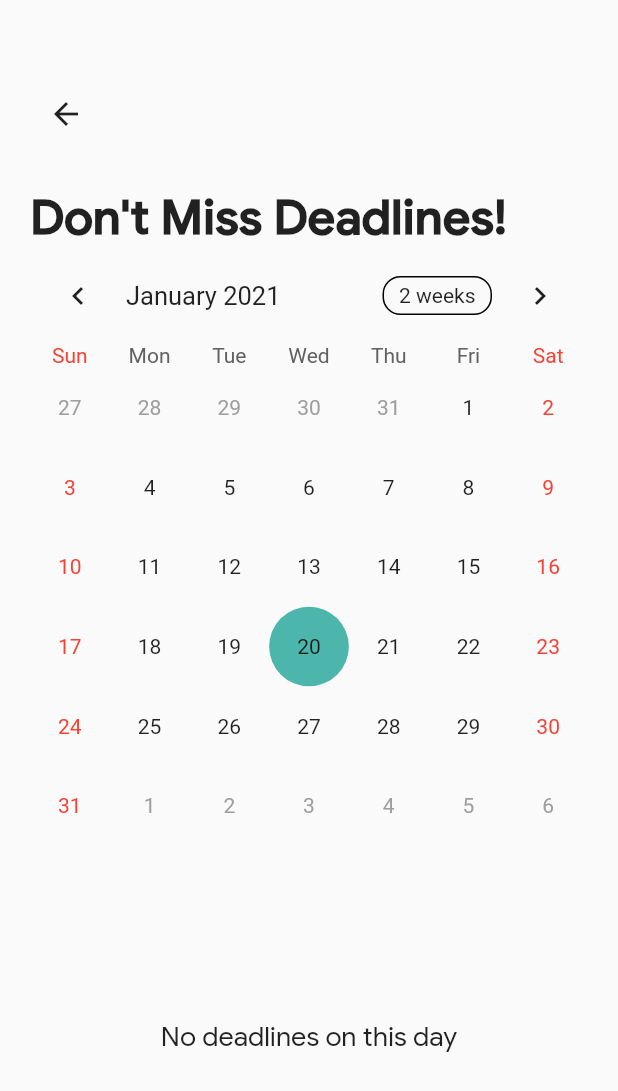
After one commit to Spiral-Forge/Mentorship, a Flutter app: the DateView screen opened directly, on a phone screen of 412 x 824 dp. The commit adds this screen. Shown: the top 1091 px of the screen. Run offline on Flutter 3.47's test engine with Material 2 defaults, Android fonts, the phone set to English and light mode, and no system bars; drawn by our look-alikes of table_calendar; our stand-ins replace cloud_firestore, firebase_auth, firebase_messaging, firebase_storage, flutter_linkify, flutter_spinkit and 6 more; missing offline and left inert: flutter_mailer, multiselect_formfield; accounts and stored records are empty.

Commit message:
dots missing

```diff
--- a/lib/screens/ResourceCenter/resourcesCategoryList.dart
+++ b/lib/screens/ResourceCenter/resourcesCategoryList.dart
@@ -272,7 +272,11 @@ class _ResourceCategoryListState extends State<ResourceCategoryList> {
                                                 color:
                                                     AppColors.COLOR_TEAL_LIGHT,
                                               )),
-                                          child: Text("Submit",style: TextStyle(color:Colors.white),),
+                                          child: Text(
+                                            "Submit",
+                                            style:
+                                                TextStyle(color: Colors.white),
+                                          ),
                                           onPressed: () async {
                                             var result = await DataBaseService()
                                                 .addResource(
--- /dev/null
+++ b/lib/screens/sidebarScreens/date_view.dart
@@ -0,0 +1,276 @@
+import 'package:dbapp/constants/colors.dart';
+import 'package:dbapp/screens/ResourceCenter/resource.dart';
+import 'package:dbapp/services/database.dart';
+import 'package:flutter/material.dart';
+import 'package:table_calendar/table_calendar.dart';
+import 'package:dbapp/services/storage.dart';
+
+class DateView extends StatefulWidget {
+  @override
+  _DateViewState createState() => _DateViewState();
+}
+
+class _DateViewState extends State<DateView> {
+  String post = '';
+
+  CalendarController _controller;
+  Map<DateTime, List<dynamic>> _events;
+  List<dynamic> _selectedEvents;
+  TextEditingController _eventController;
+  TextEditingController _linkController;
+
+  @override
+  void initState() {
+    super.initState();
+    _controller = CalendarController();
+    _eventController = new TextEditingController();
+    _linkController = new TextEditingController();
+    _selectedEvents = [];
+    setState(() {});
+    getDeadlines();
+    getPost();
+  }
+
+  Map<DateTime, List<dynamic>> decodeMap(Map<String, List<dynamic>> map) {
+    print("HELLO?");
+    print(map);
+    Map<DateTime, List<dynamic>> newMap = {};
+    map.forEach((key, value) {
+      newMap[DateTime.parse(key)] = map[key];
+    });
+    print("IM HERE");
+    print(newMap);
+    return newMap;
+  }
+
+  void getDeadlines() async {
+    var tempMap = await DataBaseService().mapDeadlines();
+    _events = decodeMap(tempMap);
+  }
+
+  void getPost() async {
+    StorageServices.getUserPost().then((val) {
+      setState(() {
+        post = val;
+      });
+    });
+  }
+
+  Map<String, dynamic> encodeMap(Map<DateTime, dynamic> events) {
+    Map<String, dynamic> newMap = {};
+    events.forEach((key, value) {
+      newMap[key.toString()] = events[key];
+    });
+    return newMap;
+  }
+
+  Widget deadlineList() {
+    return _selectedEvents.length == 0
+        ? Align(
+            alignment: Alignment.center,
+            child: Container(
+              padding: EdgeInsets.only(top: 20.0),
+              child: Text(
+                "No deadlines on this day",
+                style: TextStyle(fontFamily: 'GoogleSans', fontSize: 18),
+              ),
+            ),
+          )
+        : Expanded(
+            child: SizedBox(
+              height: 20.0,
+              child: new ListView.builder(
+                scrollDirection: Axis.vertical,
+                itemCount: _selectedEvents.length,
+                itemBuilder: (context, index) {
+                  return ResourceTile(_selectedEvents[index].data["Title"],
+                      _selectedEvents[index].data["Link"]);
+                },
+              ),
+            ),
+          );
+  }
+
+  @override
+  Widget build(BuildContext context) {
+    _showDialogue() {
+      showDialog(
+          context: context,
+          builder: (context) => AlertDialog(
+                  content: Column(children: [
+                    TextField(
+                      controller: _eventController,
+                      decoration: InputDecoration(
+                        icon: Icon(Icons.title),
+                        labelText: 'Title',
+                      ),
+                    ),
+                    TextField(
+                      controller: _linkController,
+                      decoration: InputDecoration(
+                        icon: Icon(Icons.link),
+                        labelText: 'Link',
+                      ),
+                    ),
+                  ]),
+                  actions: <Widget>[
+                    Padding(
+                      padding: const EdgeInsets.all(8.0),
+                      child: RaisedButton(
+                          color: AppColors.COLOR_TEAL_LIGHT,
+                          shape: RoundedRectangleBorder(
+                              borderRadius: BorderRadius.circular(10.0),
+                              side: BorderSide(
+                                color: AppColors.COLOR_TEAL_LIGHT,
+                              )),
+                          child: Text(
+                            "Submit",
+                            style: TextStyle(color: Colors.white),
+                          ),
+                          onPressed: () async {
+                            print(_controller.selectedDay);
+                            DataBaseService().addDeadline(
+                                _controller.selectedDay,
+                                _eventController.text,
+                                _linkController.text);
+                            _eventController.text = '';
+                            _linkController.text = '';
+                            Navigator.of(context).pop();
+                          }),
+                    ),
+                    FlatButton(
+                        onPressed: () {
+                          // if (_eventController.text.isEmpty) return;
+                          // setState(() {
+                          //   if (_events[_controller.selectedDay] != null) {
+                          //     _events[_controller.selectedDay]
+                          //         .add({_eventController.text, link});
+                          //   } else {
+                          //     _events[_controller.selectedDay] = [
+                          //       _eventController.text
+                          //     ];
+                          //   }
+                          //   _eventController.clear();
+                          Navigator.pop(context);
+                          // })
+                        },
+                        child: Text("Cancel"))
+                  ]));
+    }
+
+    return Scaffold(
+      body: Column(children: [
+        Expanded(
+            child: Padding(
+                padding: EdgeInsets.fromLTRB(20, 20, 20, 0),
+                child: new Column(
+                    crossAxisAlignment: CrossAxisAlignment.start,
+                    children: <Widget>[
+                      SizedBox(height: 32),
+                      IconButton(
+                        icon: Icon(Icons.arrow_back),
+                        onPressed: () {
+                          Navigator.of(context).pop();
+                        },
+                      ),
+
+                      SizedBox(height: 25),
+                      Text("Don't Miss Deadlines!",
+                          style: TextStyle(
+                              fontFamily: 'GoogleSans',
+                              fontWeight: FontWeight.bold,
+                              fontSize: 32)),
+                      Center(
+                          child: TableCalendar(
+                              events: _events,
+                              headerStyle: HeaderStyle(),
+                              onDaySelected: (date, events, hols) {
+                                print(date);
+                                setState(() {
+                                  DataBaseService()
+                                      .getTodaysDeadlines(
+                                          date.toIso8601String())
+                                      .then((value) {
+                                    setState(() {
+                                      _selectedEvents = value.documents;
+                                    });
+                                  });
+                                  print("EVENTS:");
+                                  print(_selectedEvents);
+                                });
+                              },
+                              // onDayLongPressed: (day, events, holidays) {
+                              //   print(day.toIso8601String());
+                              // },
+                              calendarStyle: CalendarStyle(
+                                  todayColor: AppColors.COLOR_TEAL_DARK),
+                              builders: CalendarBuilders(
+                                  selectedDayBuilder: (context, date, events) =>
+                                      Container(
+                                          alignment: Alignment.center,
+                                          decoration: BoxDecoration(
+                                              color: AppColors.COLOR_TEAL_LIGHT,
+                                              shape: BoxShape.circle),
+                                          child: Text(date.day.toString()))),
+                              calendarController: _controller)),
+
+                      Expanded(
+                          child: SizedBox(height: 100.0, child: deadlineList()
+                              // ListView.builder(
+                              //     itemCount: _selectedEvents.length,
+                              //     itemBuilder: (context, index) {
+                              //       return ListTile(
+                              //           title: Text(
+                              //         _selectedEvents[index],
+                              //         style: TextStyle(color: Colors.black),
+                              //       ));
+                              //     })
+                              )),
+                      SizedBox(height: 25),
+                      // Expanded(
+                      //     child: SizedBox(
+                      //         height: 120.0,
+                      //         child: ListView(
+                      //             padding: const EdgeInsets.fromLTRB(
+                      //                 32, 0, 32, 0),
+                      //             children: <Widget>[
+                      //               _selectedEvents.map((e) => ListTile(
+                      //                 title: Text(e),
+                      //               ))
+
+                      //             )
+                      //             ]))),
+                      //   Expanded(
+                      //       child: SizedBox(
+                      //           height: 120.0,
+                      //           child: ListView(
+                      //               padding:
+                      //                   const EdgeInsets.fromLTRB(32, 0, 32, 0),
+                      //               children: <Widget>[
+                      //                 Center(child: Text("Title: ")),
+                      //                 Row(
+                      //                   mainAxisAlignment:
+                      //                       MainAxisAlignment.spaceEvenly,
+                      //                   children: [
+                      //                     Text("Start Date"),
+                      //                     Text("End Date")
+                      //                   ],
+                      //                 ),
+                      //                 Center(
+                      //                   child: RaisedButton(
+                      //                       child: Text("Dates"),
+                      //                       onPressed: () async {
+                      //                         // await dateRangePicker(context);
+                      //                       }),
+                      //                 )
+                      //               ])))
+                      // ])))
+                    ])))
+      ]),
+      floatingActionButton: post == 'Mentor'
+          ? FloatingActionButton(
+              onPressed: _showDialogue, child: Icon(Icons.add))
+          : null,
+    );
+  }
+}
--- a/pubspec.yaml
+++ b/pubspec.yaml
@@ -42,6 +42,9 @@ dependencies:
   firebase_analytics:
   firebase_messaging:
   http:
+  intl:
+  date_range_picker:
+  table_calendar:
 
 dev_dependencies:
   flutter_test:
```
Also changed, not shown: lib/services/database.dart (+50 -0 lines), lib/shared/myDrawer.dart (+12 -1 lines), pubspec.lock.
